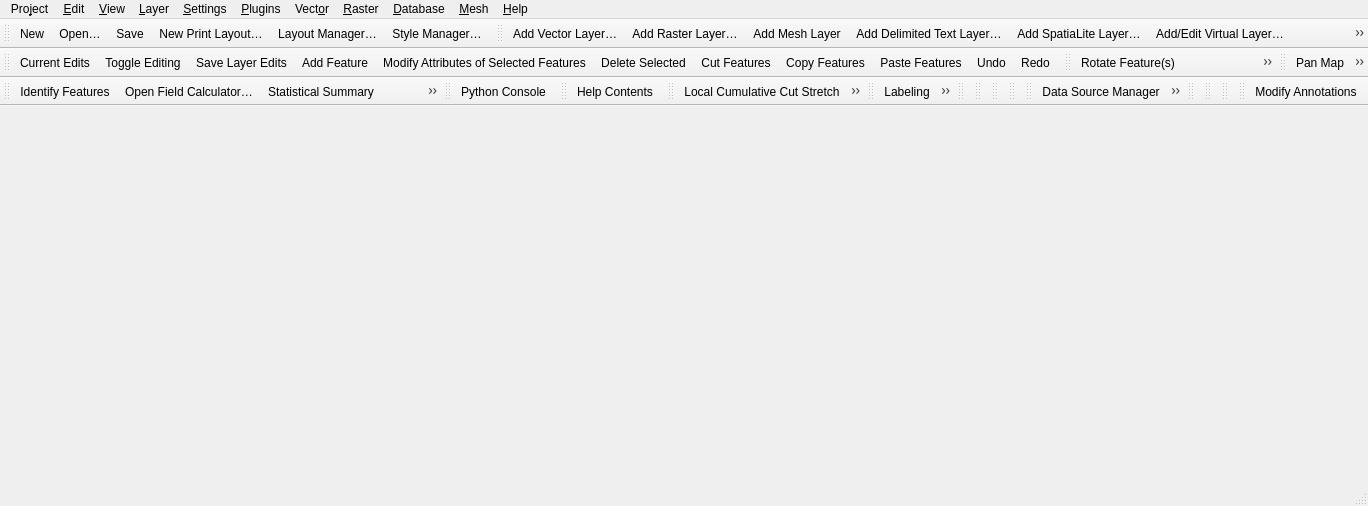
Before: the Qt Designer form src/ui/qgisapp.ui in qgis/QGIS, drawn with Qt 5.
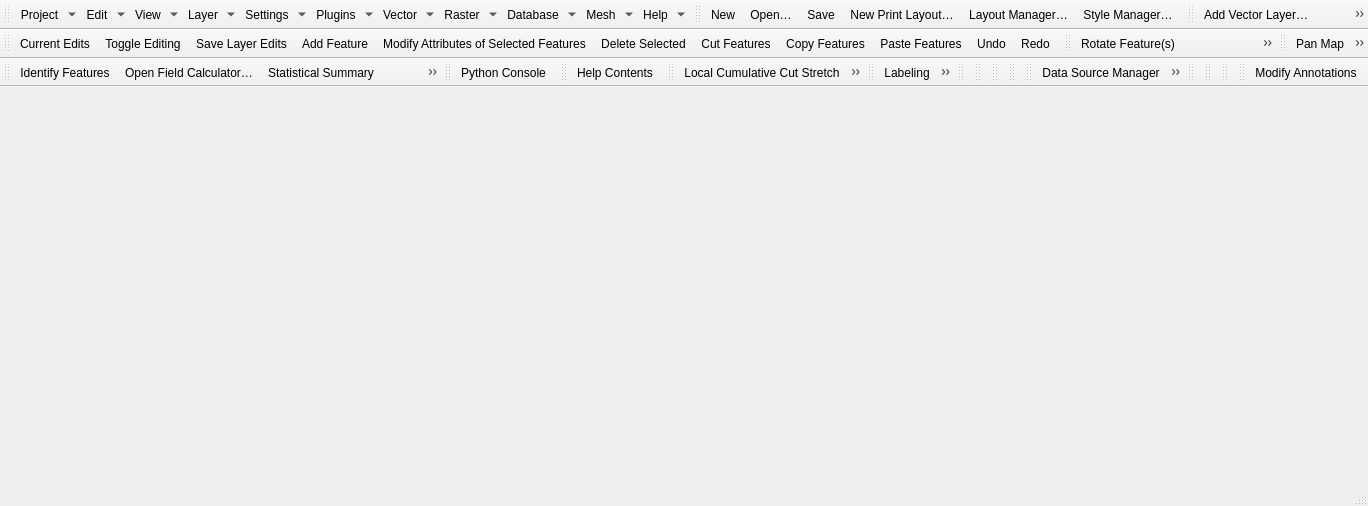
After: the same form once the commit is applied. Icons and pictures are not drawn.

Commit message: 集成SARibbon v2.0：1.直接继承SARibbonMainWindow，修复崩溃，取消尺寸适配。2. 取消ribbon菜单的样式覆盖

```diff
--- a/src/ui/qgisapp.ui
+++ b/src/ui/qgisapp.ui
@@ -11,15 +11,7 @@
    </rect>
   </property>
   <widget class="QWidget" name="centralwidget"/>
-  <widget class="QMenuBar" name="menubar">
-   <property name="geometry">
-    <rect>
-     <x>0</x>
-     <y>0</y>
-     <width>1368</width>
-     <height>23</height>
-    </rect>
-   </property>
+  <widget class="QToolBar" name="mTestToolBar">
    <property name="visible">
     <bool>false</bool>
    </property>
```
The commit also changes 2 other files.
